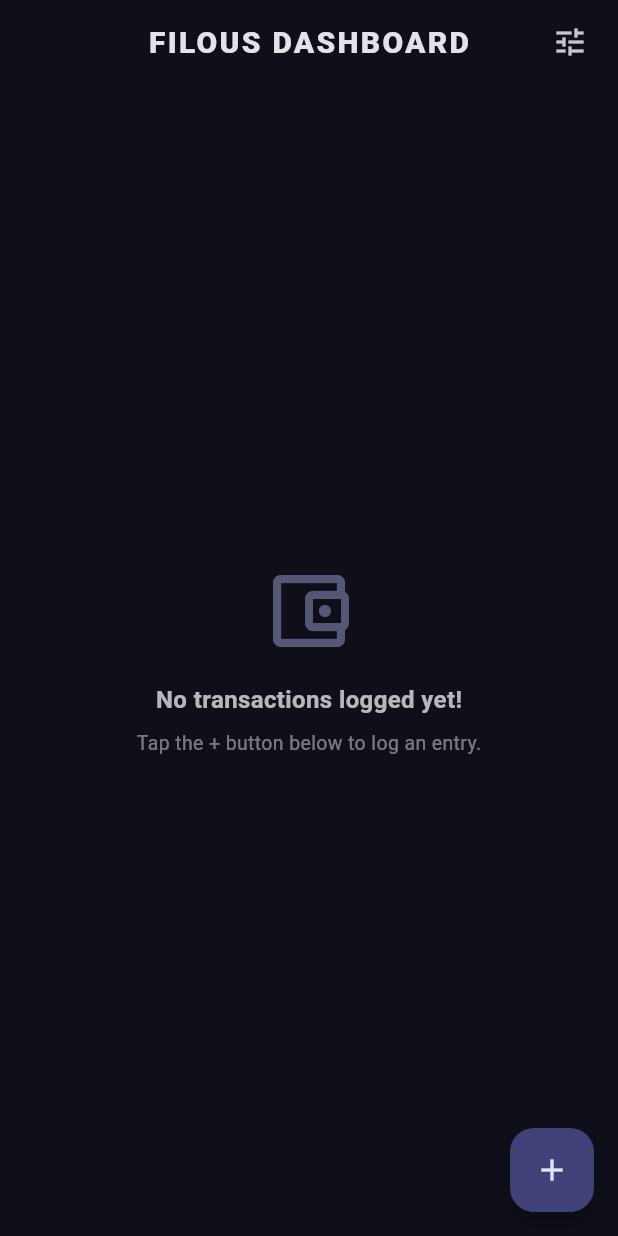
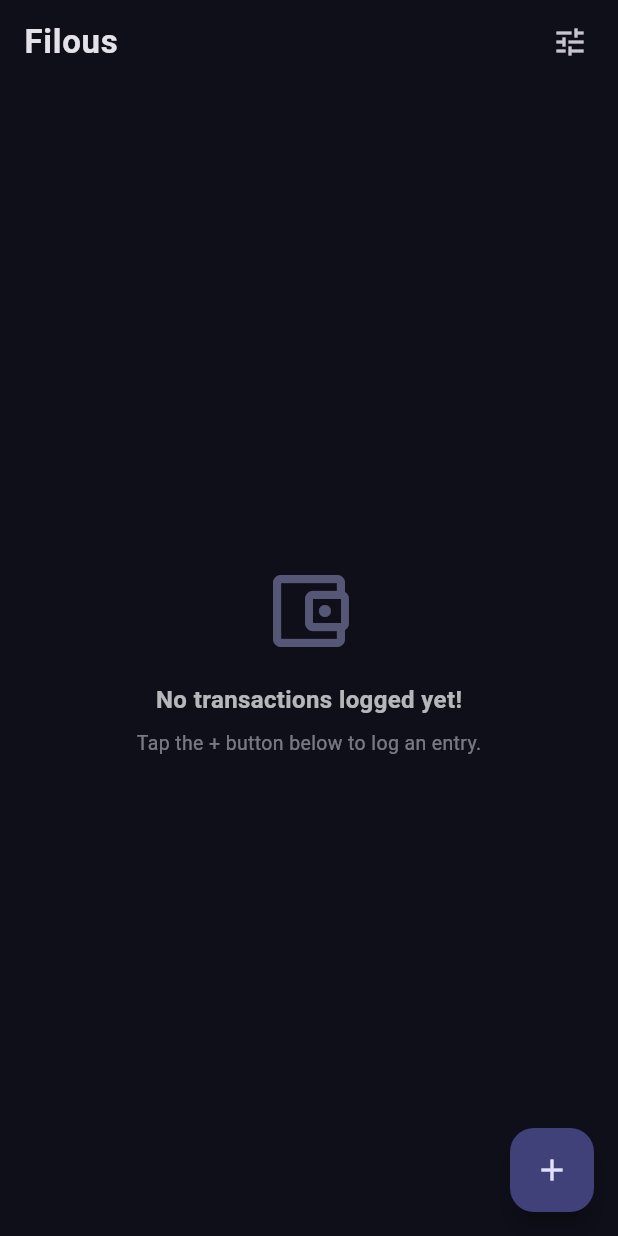
Before and after one commit to rxjith/Filous, a Flutter app: the screen it shows after launch, on a phone screen of 412 x 824 dp. Run offline on Flutter 3.47's test engine with Material 3 defaults, Android fonts, the phone set to English and light mode, and no system bars; our stand-ins replace fl_chart, flutter_riverpod, hive, hive_flutter; missing offline and left inert: another_telephony; accounts and stored records are empty; network calls fail.

Commit message:
Header changes to hero page

```diff
--- a/lib/dashboard_screen.dart
+++ b/lib/dashboard_screen.dart
@@ -19,15 +19,17 @@ class DashboardScreen extends ConsumerWidget {
 
     return Scaffold(
       appBar: AppBar(
+        // 🔄 Change 1: Updated branding name to 'Filous' with crisp styling
         title: const Text(
-          'FILOUS DASHBOARD',
+          'Filous',
           style: TextStyle(
-            fontWeight: FontWeight.w900,
-            letterSpacing: 1.5,
-            fontSize: 20,
+            fontWeight: FontWeight.bold,
+            letterSpacing: 0.5,
+            fontSize: 22,
           ),
         ),
-        centerTitle: true,
+        // 🔄 Change 2: Explicitly forced left-alignment across platforms
+        centerTitle: false,
         elevation: 0,
         backgroundColor: Colors.transparent,
         actions: [
@@ -91,7 +93,6 @@ class DashboardScreen extends ConsumerWidget {
                 Expanded(
                   child: ListView.builder(
                     itemCount: transactions.length,
-                    // 🔥 FIX 1: Replaced incorrect .symmetric parameters with correct .only arguments
                     padding: const EdgeInsets.only(left: 16, right: 16, bottom: 80),
                     itemBuilder: (context, index) {
                       final tx = transactions[index];
@@ -177,7 +178,6 @@ class DashboardScreen extends ConsumerWidget {
                                 // Base currency evaluation readout if dealing with foreign metrics
                                 if (tx.currency != 'INR')
                                   Padding(
-                                    // 🔥 FIX 2: Replaced imaginary .topDelta constructor with valid .only parameters
                                     padding: const EdgeInsets.only(top: 2),
                                     child: Text(
                                       '₹${tx.baseAmount.toStringAsFixed(0)}',
```
